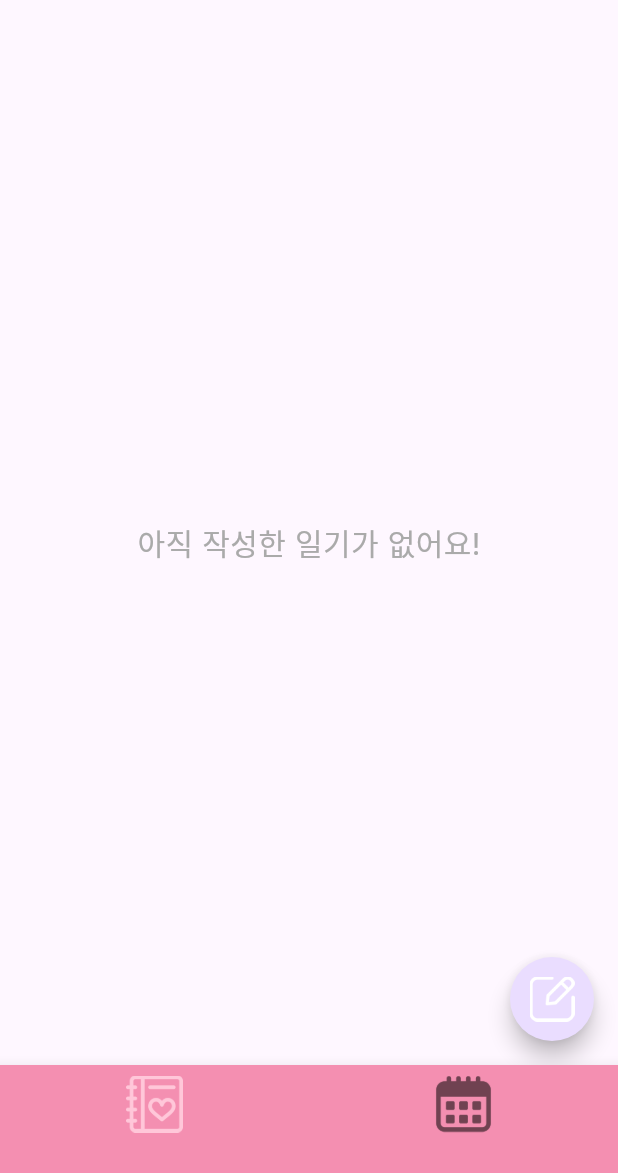
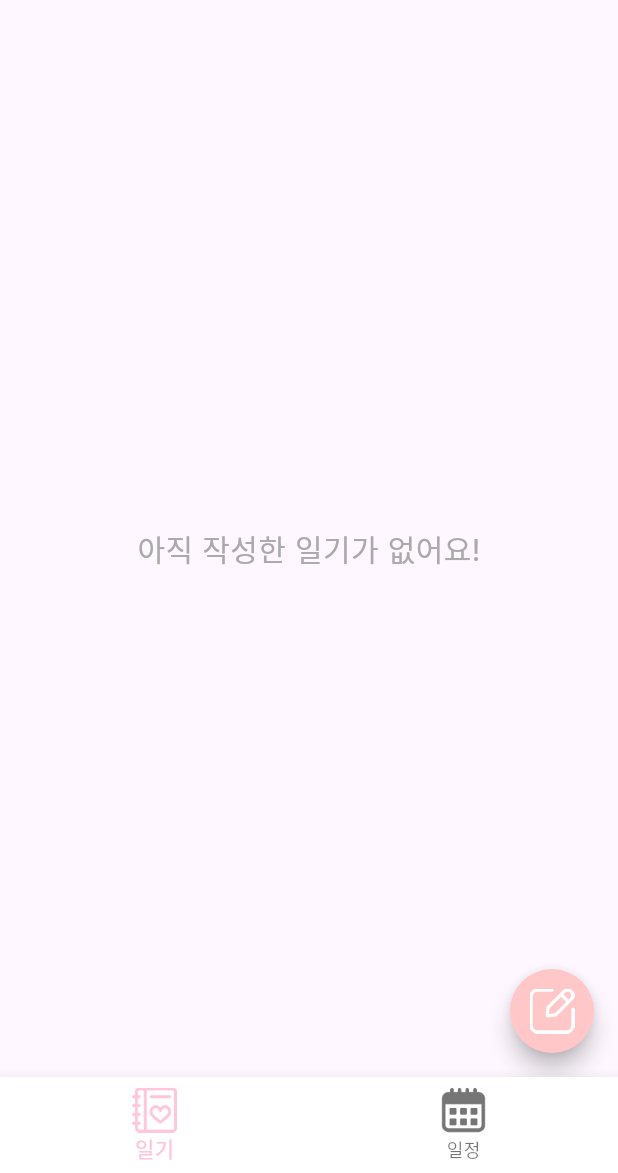
Before and after one commit to youngju6143/Dailary, a Flutter app: the PageWidget screen opened directly with empty values, on a phone screen of 412 x 824 dp, the part 63-1236 px from its top. Run offline on Flutter 3.47's test engine with Material 3 defaults, Android fonts, the phone set to English and light mode, and no system bars; our stand-ins replace dotted_border, fl_chart, flutter_dotenv, image_picker, table_calendar; missing offline and left inert: day_night_time_picker, random_quote_gen; network calls fail; Roboto replaces fonts that are missing (Diary, Inter).

Commit message:
style: button, bottomNavigateBar 스타일 지정

```diff
--- a/dailary/lib/diary/diary_page.dart
+++ b/dailary/lib/diary/diary_page.dart
@@ -94,6 +94,7 @@ class _DailyWidgetState extends State<DailyWidget> {
           ),
 
       floatingActionButton: FloatingActionButton(
+          backgroundColor: const Color(0xFFFFC7C7),
           child: Image.asset(
             "assets/imgs/edit.png",
             width: 30,
--- a/dailary/lib/page_widget.dart
+++ b/dailary/lib/page_widget.dart
@@ -157,21 +157,21 @@ class PageWidgetState extends State<PageWidget> {
                   BottomNavigationBarItem(
                     icon: ImageIcon(
                       AssetImage('assets/imgs/diary_unchoose.png'),
-                      size: 38,
+                      size: 30,
                     ),
-                    label: '',
+                    label: '일기',
                   ),
                   BottomNavigationBarItem(
                     icon: ImageIcon(
                       AssetImage('assets/imgs/calendar_unchoose.png'),
-                      size: 38,
+                      size: 30,
                     ),
-                    label: '',
+                    label: '일정',
                   ),
                 ],
                 currentIndex: selectedIndex,
                 selectedItemColor: const Color(0xFFFFC7D9),
-                backgroundColor: Colors.pink[200],
+                backgroundColor: Colors.white,
                 onTap: _onItemTapped,
               ),
             ),
```
Also changed, not shown: dailary/lib/confirm_dialog.dart (+19 -3 lines).
